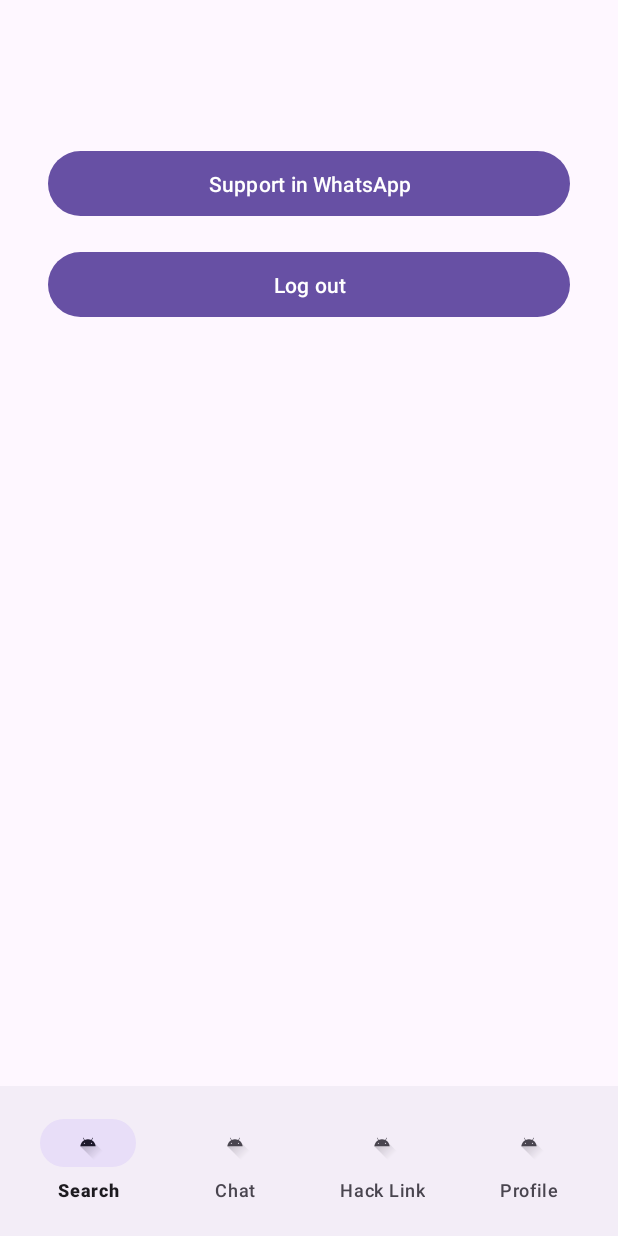
After one commit to QuanyshK/Oqu_Toqu, an Android app: the ProfileFragment screen opened through its navigation route, on a phone screen of 412 x 824 dp. The commit adds this screen. Run offline under Robolectric (Android 15) with nearby library versions, the phone set to English and light mode, and no system bars; our stand-ins replace Firebase (no records; nobody signed in at launch, a user with empty details on screens opened directly).

Commit message:
Added Profile

```diff
--- a/OquToqu/app/src/main/java/com/example/oqutoqu/App.kt
+++ b/OquToqu/app/src/main/java/com/example/oqutoqu/App.kt
@@ -2,7 +2,7 @@
 
 
 import android.app.Application
-import com.example.oqutoqu.di.authModule
+import com.example.oqutoqu.di.*
 import org.koin.android.ext.koin.androidContext
 import org.koin.core.context.startKoin
 
@@ -13,7 +13,8 @@
         startKoin {
             androidContext(this@App)
             modules(
-                authModule
+                authModule,
+                profileModule
             )
         }
     }
--- a/OquToqu/app/src/main/java/com/example/oqutoqu/di/AuthModule.kt
+++ /dev/null
@@ -1,14 +0,0 @@
-package com.example.oqutoqu.di
-
-import com.example.data.repository.AuthRepositoryImpl
-import com.example.domain.repository.AuthRepository
-import com.example.oqutoqu.viewmodel.AuthViewModel
-import com.google.firebase.auth.FirebaseAuth
-import org.koin.androidx.viewmodel.dsl.viewModel
-import org.koin.dsl.module
-
-val authModule = module {
-    single { FirebaseAuth.getInstance() }
-    single<AuthRepository> { AuthRepositoryImpl(get()) }
-    viewModel { AuthViewModel(get()) }
-}
--- /dev/null
+++ b/OquToqu/app/src/main/java/com/example/oqutoqu/di/OquModule.kt
@@ -0,0 +1,26 @@
+package com.example.oqutoqu.di
+
+import com.example.data.repository.AuthRepositoryImpl
+import com.example.data.repository.ProfileRepositoryImpl
+import com.example.domain.repository.AuthRepository
+import com.example.domain.repository.ProfileRepository
+import com.example.domain.usecase.GetCurrentUserUseCase
+import com.example.domain.usecase.LogoutUseCase
+import com.example.oqutoqu.viewmodel.AuthViewModel
+import com.example.oqutoqu.viewmodel.ProfileViewModel
+import com.google.firebase.auth.FirebaseAuth
+import org.koin.androidx.viewmodel.dsl.viewModel
+import org.koin.dsl.module
+
+val authModule = module {
+    single { FirebaseAuth.getInstance() }
+    single<AuthRepository> { AuthRepositoryImpl(get()) }
+    viewModel { AuthViewModel(get()) }
+}
+
+val profileModule = module {
+    single<ProfileRepository> { ProfileRepositoryImpl(get()) }
+    factory { GetCurrentUserUseCase(get()) }
+    factory { LogoutUseCase(get()) }
+    viewModel { ProfileViewModel(get(), get()) }
+}
--- a/OquToqu/app/src/main/java/com/example/oqutoqu/view/fragment/LoginFragment.kt
+++ b/OquToqu/app/src/main/java/com/example/oqutoqu/view/fragment/LoginFragment.kt
@@ -6,6 +6,7 @@
 import android.widget.Toast
 import androidx.activity.result.contract.ActivityResultContracts
 import androidx.fragment.app.Fragment
+import androidx.navigation.fragment.findNavController
 import com.example.oqutoqu.R
 import com.example.oqutoqu.databinding.FragmentLoginBinding
 import com.example.oqutoqu.viewmodel.AuthViewModel
@@ -29,6 +30,7 @@
                 authViewModel.loginWithGoogle(idToken) { success ->
                     if (success) {
                         Toast.makeText(requireContext(), "Login Successful!", Toast.LENGTH_SHORT).show()
+                        findNavController().navigate(R.id.action_loginFragment_to_profileFragment)
                     } else {
                         Toast.makeText(requireContext(), "Error", Toast.LENGTH_SHORT).show()
                     }
--- /dev/null
+++ b/OquToqu/app/src/main/java/com/example/oqutoqu/view/fragment/ProfileFragment.kt
@@ -0,0 +1,53 @@
+package com.example.oqutoqu.view.fragment
+
+import android.content.Intent
+import android.net.Uri
+import android.os.Bundle
+import androidx.fragment.app.Fragment
+import android.view.LayoutInflater
+import android.view.View
+import android.view.ViewGroup
+import com.example.oqutoqu.R
+import androidx.navigation.fragment.findNavController
+import com.example.oqutoqu.databinding.FragmentProfileBinding
+import com.example.oqutoqu.viewmodel.ProfileViewModel
+import org.koin.androidx.viewmodel.ext.android.viewModel
+
+class ProfileFragment : Fragment() {
+    private var _binding: FragmentProfileBinding? = null
+    private val binding get() = _binding!!
+    private val viewModel: ProfileViewModel by viewModel()
+
+    override fun onCreateView(
+        inflater: LayoutInflater,
+        container: ViewGroup?,
+        savedInstanceState: Bundle?
+    ): View? {
+        _binding = FragmentProfileBinding.inflate(inflater, container, false)
+        return binding.root
+    }
+
+    override fun onViewCreated(view: View, savedInstanceState: Bundle?) {
+        viewModel.loadUser()
+        viewModel.userEmail.observe(viewLifecycleOwner) { email ->
+            binding.tvEmail.text = email ?: "No email"
+        }
+        binding.btnLogout.setOnClickListener {
+            viewModel.logout()
+            findNavController().navigate(R.id.action_profileFragment_to_loginFragment)
+        }
+        binding.btnSupport.setOnClickListener {
+            val number = getString(R.string.support_number)
+            val url = "https://wa.me/$number"
+            val intent = Intent(Intent.ACTION_VIEW).apply {
+                data = Uri.parse(url)
+            }
+            startActivity(intent)
+        }
+    }
+
+    override fun onDestroyView() {
+        super.onDestroyView()
+        _binding = null
+    }
+}
--- /dev/null
+++ b/OquToqu/app/src/main/java/com/example/oqutoqu/viewmodel/ProfileViewModel.kt
@@ -0,0 +1,19 @@
+package com.example.oqutoqu.viewmodel
+
+import androidx.lifecycle.MutableLiveData
+import androidx.lifecycle.ViewModel
+import com.example.domain.usecase.GetCurrentUserUseCase
+import com.example.domain.usecase.LogoutUseCase
+
+class ProfileViewModel(
+    private val getCurrentUserUseCase: GetCurrentUserUseCase,
+    private val logoutUseCase: LogoutUseCase
+) : ViewModel() {
+    val userEmail = MutableLiveData<String?>()
+    fun loadUser(){
+        userEmail.value = getCurrentUserUseCase()
+    }
+    fun logout(){
+        logoutUseCase
+    }
+}
--- a/OquToqu/app/src/main/res/layout/fragment_login.xml
+++ b/OquToqu/app/src/main/res/layout/fragment_login.xml
@@ -6,11 +6,12 @@
     android:layout_height="match_parent"
     android:padding="32dp">
 
-    <Button
-        android:id="@+id/btn_google_sign_in"
+    <com.google.android.gms.common.SignInButton
+        android:id="@+id/btnGoogleSignIn"
         android:layout_width="wrap_content"
         android:layout_height="wrap_content"
-        android:text="Sign in with Google"
-        android:backgroundTint="@android:color/holo_blue_light" />
+        android:layout_gravity="center"
+        android:layout_marginTop="24dp" />
+
 
 </LinearLayout>
--- /dev/null
+++ b/OquToqu/app/src/main/res/layout/fragment_profile.xml
@@ -0,0 +1,33 @@
+<LinearLayout xmlns:android="http://schemas.android.com/apk/res/android"
+    android:layout_width="match_parent"
+    android:layout_height="match_parent"
+    android:orientation="vertical"
+    android:padding="32dp"
+    android:gravity="center_horizontal"
+    android:background="?android:attr/windowBackground">
+
+    <TextView
+        android:id="@+id/tvEmail"
+        android:layout_width="wrap_content"
+        android:layout_height="wrap_content"
+        android:text="your.email@example.com"
+        android:textSize="18sp"
+        android:textStyle="bold"
+        android:layout_marginBottom="40dp" />
+
+    <Button
+        android:id="@+id/btnSupport"
+        android:layout_width="match_parent"
+        android:layout_height="wrap_content"
+        android:text="Support in WhatsApp"
+        android:padding="12dp"
+        android:layout_marginBottom="16dp" />
+
+    <Button
+        android:id="@+id/btnLogout"
+        android:layout_width="match_parent"
+        android:layout_height="wrap_content"
+        android:text="Log out"
+        android:textColor="@android:color/white"
+        android:padding="12dp" />
+</LinearLayout>
--- a/OquToqu/app/src/main/res/menu/bottom_nav_menu.xml
+++ b/OquToqu/app/src/main/res/menu/bottom_nav_menu.xml
@@ -14,7 +14,7 @@
         android:title="Hack Link" />
 
     <item
-        android:id="@+id/profile"
+        android:id="@+id/profileFragment"
         android:icon="@drawable/ic_launcher_foreground"
         android:title="Profile" />
 </menu>
--- a/OquToqu/app/src/main/res/navigation/nav_graph.xml
+++ b/OquToqu/app/src/main/res/navigation/nav_graph.xml
@@ -1,13 +1,26 @@
 <?xml version="1.0" encoding="utf-8"?>
 <navigation xmlns:android="http://schemas.android.com/apk/res/android"
     xmlns:app="http://schemas.android.com/apk/res-auto"
+    xmlns:tools="http://schemas.android.com/tools"
     android:id="@+id/nav_graph"
     app:startDestination="@id/loginFragment">
 
     <fragment
+        android:id="@+id/profileFragment"
+        android:name="com.example.oqutoqu.view.fragment.ProfileFragment"
+        android:label="fragment_profile"
+        tools:layout="@layout/fragment_profile" >
+        <action
+            android:id="@+id/action_profileFragment_to_loginFragment"
+            app:destination="@id/loginFragment" />
+    </fragment>
+    <fragment
         android:id="@+id/loginFragment"
         android:name="com.example.oqutoqu.view.fragment.LoginFragment"
-        android:label="Login">
+        android:label="LoginFragment" >
+        <action
+            android:id="@+id/action_loginFragment_to_profileFragment"
+            app:destination="@id/profileFragment" />
     </fragment>
 
 </navigation>
--- a/OquToqu/app/src/main/res/values/strings.xml
+++ b/OquToqu/app/src/main/res/values/strings.xml
@@ -3,4 +3,5 @@
     <!-- TODO: Remove or change this placeholder text -->
     <string name="hello_blank_fragment">Hello blank fragment</string>
     <string name="default_web_client_id">772824487435-fi319v21snsa3j19u1qtbur2rrheq0a8.apps.googleusercontent.com</string>
+    <string name="support_number">77752575991</string>
 </resources>
--- /dev/null
+++ b/OquToqu/data/src/main/java/com/example/data/repository/ProfileRepositoryImpl.kt
@@ -0,0 +1,11 @@
+package com.example.data.repository
+
+import com.example.domain.repository.ProfileRepository
+import com.google.firebase.auth.FirebaseAuth
+
+class ProfileRepositoryImpl(
+    private val firebaseAuth: FirebaseAuth
+) : ProfileRepository {
+    override fun getCurrentUserEmail(): String? = firebaseAuth.currentUser?.email
+    override fun logout() = firebaseAuth.signOut()
+}
--- /dev/null
+++ b/OquToqu/domain/src/main/java/com/example/domain/repository/ProfileRepository.kt
@@ -0,0 +1,6 @@
+package com.example.domain.repository
+
+interface ProfileRepository {
+    fun getCurrentUserEmail(): String?
+    fun logout()
+}
--- /dev/null
+++ b/OquToqu/domain/src/main/java/com/example/domain/usecase/GetCurrentUserUseCase.kt
@@ -0,0 +1,7 @@
+package com.example.domain.usecase
+
+import com.example.domain.repository.ProfileRepository
+
+class GetCurrentUserUseCase(private val repo: ProfileRepository) {
+    operator fun invoke(): String? = repo.getCurrentUserEmail()
+}
--- /dev/null
+++ b/OquToqu/domain/src/main/java/com/example/domain/usecase/LogoutUseCase.kt
@@ -0,0 +1,7 @@
+package com.example.domain.usecase
+
+import com.example.domain.repository.ProfileRepository
+
+class LogoutUseCase(private val repo: ProfileRepository) {
+    operator fun invoke() = repo.logout()
+}
```
